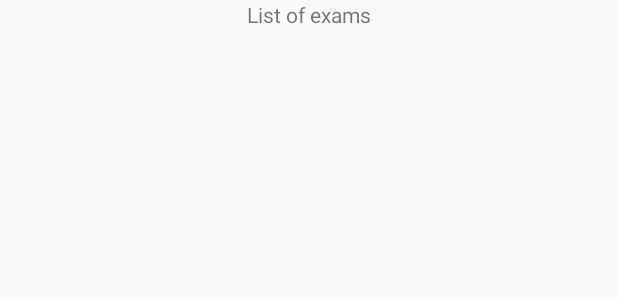
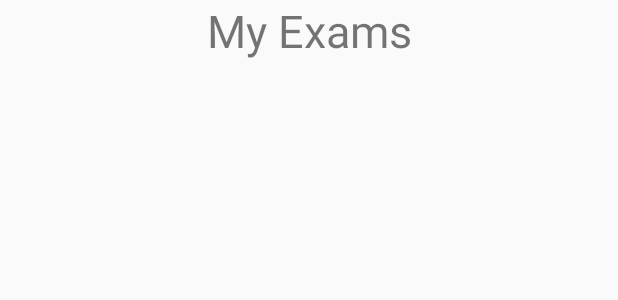
Before and after one commit to pedru/W.O.S, an Android app: the layout content_main.xml on its own in the app's theme, with its tools: preview values and no code run, on a phone screen of 412 x 824 dp. Shown: the top 300 px of the screen. Run offline under Robolectric (Android 15) with nearby library versions, the light colour scheme and no system bars.

Commit message:
[OT, MH] some layout 'improvements'

```diff
--- a/Lea/app/src/main/res/layout/content_main.xml
+++ b/Lea/app/src/main/res/layout/content_main.xml
@@ -14,19 +14,20 @@
         android:layout_height="wrap_content"
         android:layout_marginEnd="8dp"
         android:layout_marginStart="8dp"
-        android:text="List of exams"
+        android:text="@string/my_exams"
+        android:textSize="30sp"
         app:layout_constraintEnd_toEndOf="parent"
         app:layout_constraintStart_toStartOf="parent"
         tools:layout_editor_absoluteY="16dp" />
 
     <ListView
         android:id="@+id/examList"
-        android:layout_width="368dp"
-        android:layout_height="460dp"
-        android:layout_marginBottom="8dp"
-        android:layout_marginEnd="8dp"
-        android:layout_marginStart="8dp"
-        android:layout_marginTop="8dp"
+        android:layout_width="match_parent"
+        android:layout_height="0dp"
+        android:layout_marginBottom="16dp"
+        android:layout_marginEnd="16dp"
+        android:layout_marginStart="16dp"
+        android:layout_marginTop="16dp"
         app:layout_constraintBottom_toBottomOf="parent"
         app:layout_constraintEnd_toEndOf="parent"
         app:layout_constraintStart_toStartOf="parent"
--- a/Lea/app/src/main/res/values/strings.xml
+++ b/Lea/app/src/main/res/values/strings.xml
@@ -7,4 +7,5 @@
     <string name="action_settings">Settings</string>
     <string name="date">date</string>
     <string name="name">name</string>
+    <string name="my_exams">My Exams</string>
 </resources>
```
Also changed, not shown: Lea/app/src/main/res/layout/list_item.xml (+8 -5 lines).
